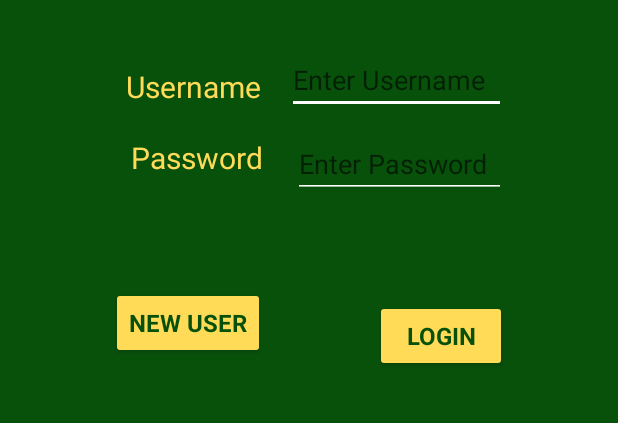
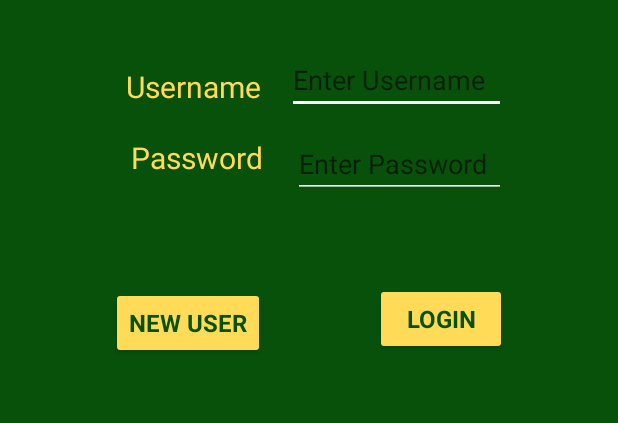
Before and after one commit to CS5520Feinberg/final-project-project-groups-v2-15, an Android app: the screen it shows after launch (PlantrLoginActivity), on a phone screen of 412 x 824 dp, the part 265-688 px from its top. Run offline under Robolectric (Android 15) with nearby library versions, the phone set to English and light mode, and no system bars; our stand-ins replace Firebase (no records; nobody signed in at launch, a user with empty details on screens opened directly); Roboto replaces fonts that are not available here.

Commit message:
Fixed buttons on login screen to be cleaner while Matt was getting water

```diff
--- a/app/src/main/res/layout/activity_login_screen.xml
+++ b/app/src/main/res/layout/activity_login_screen.xml
@@ -109,7 +109,7 @@
         app:layout_constraintBottom_toBottomOf="parent"
         app:layout_constraintEnd_toEndOf="parent"
         app:layout_constraintStart_toEndOf="@+id/newUserButton"
-        app:layout_constraintTop_toBottomOf="@+id/passwordETBox"
+        app:layout_constraintTop_toBottomOf="@+id/passwordEnter"
         app:layout_constraintVertical_bias="0.145" />
 
     <androidx.constraintlayout.widget.Guideline
```
Also changed, not shown: app/src/main/java/edu/northeastern/plantr/plantrAutologin.java (line endings or trailing spaces).
